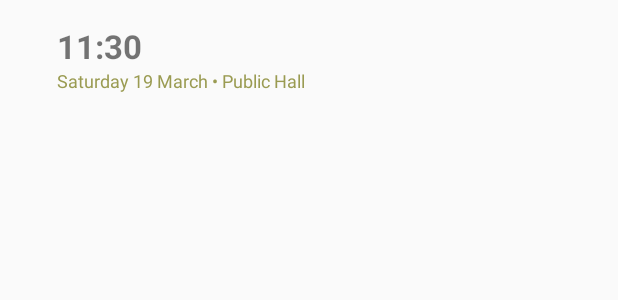
After one commit to BoxedWineAppreciationSociety/YFFAndroid, an Android app: the layout performance_list_item.xml on its own in the app's theme, with its tools: preview values and no code run, on a phone screen of 412 x 824 dp. The commit adds this screen. Shown: the top 300 px of the screen. Run offline under Robolectric (Android 15) with nearby library versions, the phone set to English and light mode, and no system bars; network calls fail.

Commit message:
List ALL performances and set an arbitrary artist on test ViewPager

```diff
--- a/app/src/main/java/com/example/android/yffandroid/ArtistAboutFragment.java
+++ b/app/src/main/java/com/example/android/yffandroid/ArtistAboutFragment.java
@@ -43,7 +43,8 @@ public class ArtistAboutFragment extends android.support.v4.app.Fragment
         mAboutHeaderTextView.setTypeface(bebasNeue);
         mLinksHeaderTextView.setTypeface(bebasNeue);
 
-        RecyclerView linksRV = (RecyclerView) rootView.findViewById(R.id.rv_links);linksRV.setLayoutManager(new LinearLayoutManager(rootView.getContext(), LinearLayoutManager.HORIZONTAL, false));
+        RecyclerView linksRV = (RecyclerView) rootView.findViewById(R.id.rv_links);
+        linksRV.setLayoutManager(new LinearLayoutManager(rootView.getContext(), LinearLayoutManager.HORIZONTAL, false));
         linksRV.setHasFixedSize(true);
 
         LinksAdapter linksAdapter = new LinksAdapter(this, mArtist);
--- a/app/src/main/java/com/example/android/yffandroid/ArtistDetailActivity.java
+++ b/app/src/main/java/com/example/android/yffandroid/ArtistDetailActivity.java
@@ -27,9 +27,9 @@ public class ArtistDetailActivity extends AppCompatActivity {
 
         displayArtist();
 
-        if (getFragmentManager().findFragmentById(R.id.detail_content_fragment) == null) {
+        if (getSupportFragmentManager().findFragmentById(R.id.detail_content_fragment) == null) {
             android.support.v4.app.FragmentTransaction transaction = getSupportFragmentManager().beginTransaction();
-            ArtistAboutFragment fragment = new ArtistAboutFragment();
+            PagerFragment fragment = new PagerFragment();
             fragment.setArtist(mArtist);
             transaction.replace(R.id.detail_content_fragment, fragment);
             transaction.commit();
--- a/app/src/main/java/com/example/android/yffandroid/Performance.java
+++ b/app/src/main/java/com/example/android/yffandroid/Performance.java
@@ -51,4 +51,10 @@ public class Performance {
         SimpleDateFormat format = new SimpleDateFormat("k:mm");
         return format.format(date);
     }
+
+    public String dateAndVenue() {
+        Date date = new Date(time);
+        SimpleDateFormat format = new SimpleDateFormat("E d MMM");
+        return  format.format(date) + " • " + getVenue();
+    }
 }
--- /dev/null
+++ b/app/src/main/res/layout/performance_list_item.xml
@@ -0,0 +1,29 @@
+<?xml version="1.0" encoding="utf-8"?>
+<LinearLayout xmlns:android="http://schemas.android.com/apk/res/android"
+    android:orientation="vertical" android:layout_width="match_parent"
+    android:layout_height="wrap_content"
+    android:paddingLeft="22dp">
+
+    <TextView
+        android:id="@+id/tv_performance_time"
+        android:layout_width="match_parent"
+        android:layout_height="wrap_content"
+        android:paddingLeft="16dp"
+        android:paddingRight="40dp"
+        android:paddingTop="16dp"
+        android:textSize="22sp"
+        android:textStyle="bold"
+        android:text="11:30"
+        android:fontFamily="sans-serif"/>
+
+    <TextView
+        android:id="@+id/tv_date_and_venue"
+        android:layout_width="match_parent"
+        android:layout_height="wrap_content"
+        android:paddingLeft="16dp"
+        android:paddingBottom="16dp"
+        android:textSize="12sp"
+        android:textColor="@color/colorYFFOlive"
+        android:text="Saturday 19 March • Public Hall"
+        android:fontFamily="sans-serif"/>
+</LinearLayout>
```
Also changed, not shown: app/src/main/java/com/example/android/yffandroid/AboutPagerAdapter.java (+10 -2 lines), app/src/main/java/com/example/android/yffandroid/ArtistPerformancesAdapter.java (added, +63 -0 lines), app/src/main/java/com/example/android/yffandroid/ArtistPerformancesFragment.java (added, +44 -0 lines), app/src/main/java/com/example/android/yffandroid/PagerFragment.java (+8 -1 lines), app/src/main/java/com/example/android/yffandroid/SummaryFragment.java (+10 -1 lines), app/src/main/res/layout/artist_performances.xml (added, +8 -0 lines).
